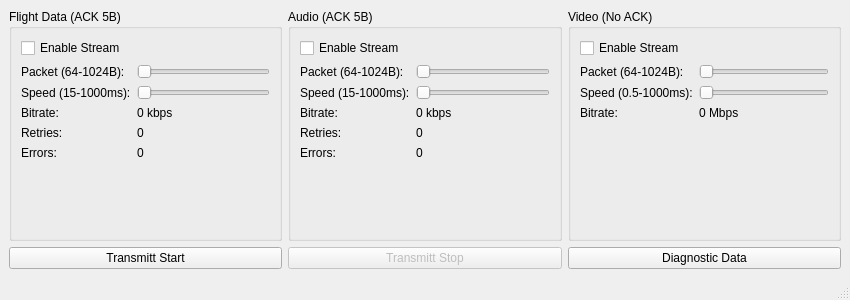
ZdenekZechovsky/DataToCARE_100_v1_0, file mainwindow.ui: the form before one commit.
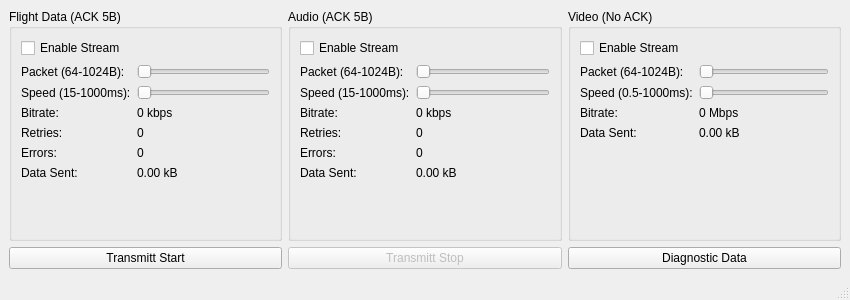
The form after the commit.

Commit message: Data sent items

```diff
--- a/mainwindow.ui
+++ b/mainwindow.ui
@@ -34,6 +34,8 @@
          <item row="4" column="1"><widget class="QLabel" name="lbl_fd_retries"><property name="text"><string>0</string></property></widget></item>
          <item row="5" column="0"><widget class="QLabel"><property name="text"><string>Errors:</string></property></widget></item>
          <item row="5" column="1"><widget class="QLabel" name="lbl_fd_errors"><property name="text"><string>0</string></property></widget></item>
+         <item row="6" column="0"><widget class="QLabel"><property name="text"><string>Data Sent:</string></property></widget></item>
+         <item row="6" column="1"><widget class="QLabel" name="lbl_fd_sent"><property name="text"><string>0.00 kB</string></property></widget></item>
         </layout>
        </widget>
       </item>
@@ -59,6 +61,8 @@
          <item row="4" column="1"><widget class="QLabel" name="lbl_audio_retries"><property name="text"><string>0</string></property></widget></item>
          <item row="5" column="0"><widget class="QLabel"><property name="text"><string>Errors:</string></property></widget></item>
          <item row="5" column="1"><widget class="QLabel" name="lbl_audio_errors"><property name="text"><string>0</string></property></widget></item>
+         <item row="6" column="0"><widget class="QLabel"><property name="text"><string>Data Sent:</string></property></widget></item>
+         <item row="6" column="1"><widget class="QLabel" name="lbl_audio_sent"><property name="text"><string>0.00 kB</string></property></widget></item>
         </layout>
        </widget>
       </item>
@@ -80,6 +84,8 @@
          </item>
          <item row="3" column="0"><widget class="QLabel"><property name="text"><string>Bitrate:</string></property></widget></item>
          <item row="3" column="1"><widget class="QLabel" name="lbl_video_bitrate"><property name="text"><string>0 Mbps</string></property></widget></item>
+         <item row="4" column="0"><widget class="QLabel"><property name="text"><string>Data Sent:</string></property></widget></item>
+         <item row="4" column="1"><widget class="QLabel" name="lbl_video_sent"><property name="text"><string>0.00 kB</string></property></widget></item>
         </layout>
        </widget>
       </item>
```
The commit also changes 3 other files.
